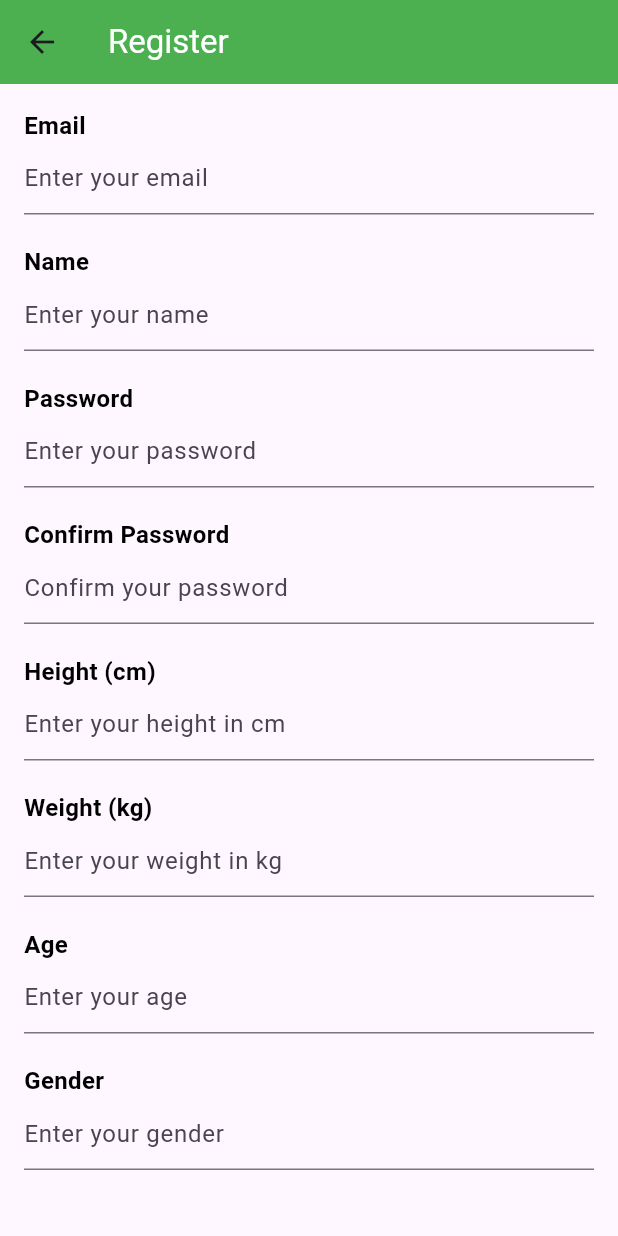
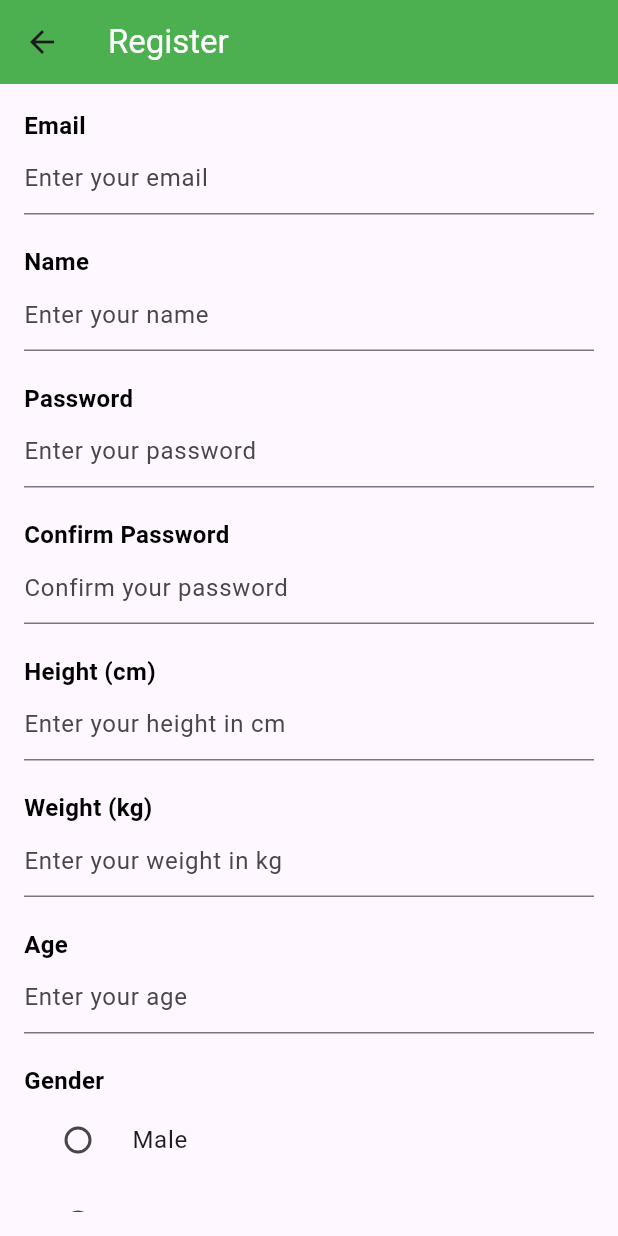
Before and after one commit to SumiyaBarsha/mealBuddy, a Flutter app: the Register screen opened directly, on a phone screen of 412 x 824 dp. Run offline on Flutter 3.47's test engine with Material 3 defaults, Android fonts, the light colour scheme and no system bars; our stand-ins replace connectivity_plus, firebase_auth, firebase_core, firebase_database, firebase_messaging, firebase_storage and 6 more; missing offline and left inert: dcdg; accounts and stored records are empty; network calls fail.

```diff
--- a/lib/home.dart
+++ b/lib/home.dart
@@ -180,6 +180,8 @@ class _HomePageState extends State<HomePage> {
     Map<String, dynamic> savedData = await PreferencesService().loadData();
     mealtype = savedData['mealType'];
     eatenBreakfast = savedData['eatenBreakfast'];
+    eatenLunch=savedData['eatenLunch'];
+    eatenDinner=savedData['eatenDinner'];
     eatenCarbs= savedData['eatenCarbs'];
     eatenFat= savedData['eatenFat'];
     eatenProtein= savedData['eatenProtein'];
@@ -449,7 +451,7 @@ class _HomePageState extends State<HomePage> {
                         child: MealCard(
                           title: 'Lunch',
                           imageUrl: 'images/lunchbox.png',
-                          calorieRange: 'Recommended 383 - 510 kcal',
+                          calorieRange: eatenLunch,
                         ),
                       ),
                       Divider(),
@@ -466,7 +468,7 @@ class _HomePageState extends State<HomePage> {
                         child: MealCard(
                           title: 'Dinner',
                           imageUrl: 'images/meal.png',
-                          calorieRange: 'Recommended 383 - 510 kcal',
+                          calorieRange: eatenDinner,
                         ),
                       ),
                     ],
--- a/lib/login.dart
+++ b/lib/login.dart
@@ -195,6 +195,8 @@ class _LoginState extends State<Login> {
                   PreferencesService().saveData(
                     mealType: mealtype,
                     eatenBreakfast: eatenBreakfast,
+                    eatenDinner: eatenDinner,
+                    eatenLunch: eatenLunch,
                     eatenCarbs: eatenCarbs,
                     eatenFat: eatenFat,
                     eatenProtein: eatenProtein,
--- a/lib/register.dart
+++ b/lib/register.dart
@@ -228,6 +228,10 @@ class _RegisterState extends State<Register> {
     );
   }
 
+
+  // Making genderValue nullable
+  String? genderValue;
+
   Widget buildGenderField() {
     return Column(
       crossAxisAlignment: CrossAxisAlignment.start,
@@ -240,16 +244,36 @@ class _RegisterState extends State<Register> {
             color: Colors.black,
           ),
         ),
-        TextFormField(
-          controller: genderController,
-          keyboardType: TextInputType.text,
-          decoration: InputDecoration(
-            hintText: 'Enter your gender',
-          ),
+        RadioListTile<String>(
+          title: const Text('Male'),
+          value: 'male',
+          groupValue: genderValue,
+          onChanged: (value) {
+            setState(() {
+              genderValue = value;
+              genderController.text = value ?? ''; // Handle null value
+              print('Selected Gender: $genderValue'); // Debugging log
+            });
+          },
+        ),
+        RadioListTile<String>(
+          title: const Text('Female'),
+          value: 'female',
+          groupValue: genderValue,
+          onChanged: (value) {
+            setState(() {
+              genderValue = value;
+              genderController.text = value ?? ''; // Handle null value
+              print('Selected Gender: $genderValue'); // Debugging log
+            });
+          },
         ),
       ],
     );
   }
+
+
+
 
   Widget buildRegisterButton() {
     return Container(
@@ -283,7 +307,6 @@ class _RegisterState extends State<Register> {
                 email: emailController.text,
                 password: passwordController.text,
               );
-
               // If registration is successful, save additional user data to Firebase Realtime Database
               if (userCredential.user != null) {
                 _dbRef.child(userCredential.user!.uid).set({
@@ -293,7 +316,6 @@ class _RegisterState extends State<Register> {
                   'weight': weightController.text,
                   'age' : ageController.text,
                   'gender' : genderController.text,
-                  'dob': DateTime(1990, 1, 1),
                 });
                 Fluttertoast.showToast(msg: "Successfully Registered!");
 
```
Also changed, not shown: lib/globals.dart (+9 -1 lines), lib/mealSuggestion.dart (+76 -20 lines).
